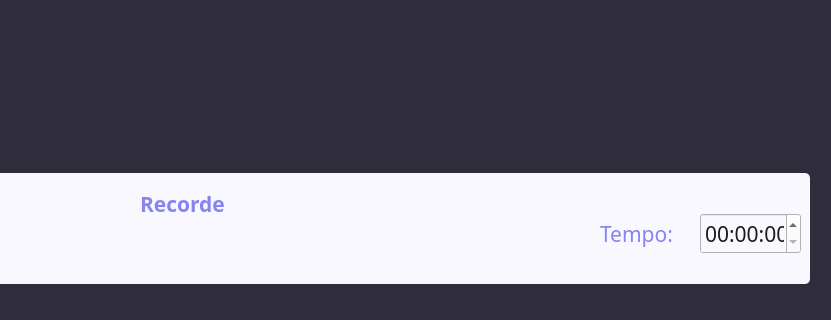
Above: TelaJogo/tela_jogo.ui from mariahelena023/ContaCerta before the change; both pictures show x 420 to 1251 and y 487 to 807 of the 1251 by 807 pixel window. Below: the same form after it.
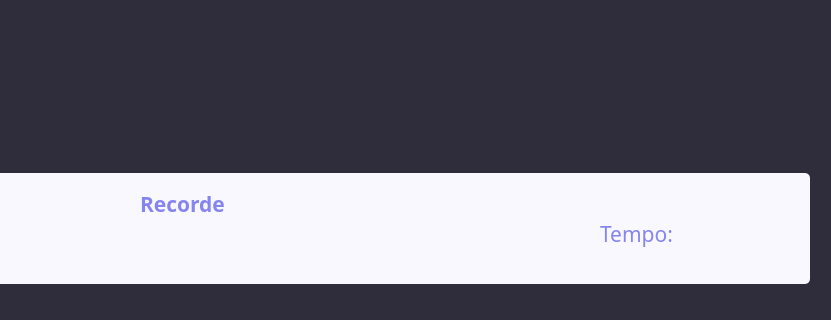
That is the form after the change.

Commit message: back-end tela de jogo

```diff
--- a/TelaJogo/tela_jogo.ui
+++ b/TelaJogo/tela_jogo.ui
@@ -91,7 +91,7 @@
      <string>Recorde</string>
     </property>
    </widget>
-   <widget class="QLabel" name="label_tempo">
+   <widget class="QLabel" name="label_nomeTempo">
     <property name="geometry">
      <rect>
       <x>1020</x>
@@ -147,7 +147,7 @@
    <widget class="QLabel" name="label_recorde">
     <property name="geometry">
      <rect>
-      <x>560</x>
+      <x>550</x>
       <y>710</y>
       <width>131</width>
       <height>41</height>
@@ -307,12 +307,12 @@
      <string>Pause</string>
     </property>
    </widget>
-   <widget class="QTimeEdit" name="timeEdit">
+   <widget class="QLabel" name="label_tempo">
     <property name="geometry">
      <rect>
-      <x>1120</x>
+      <x>1110</x>
       <y>700</y>
-      <width>101</width>
+      <width>111</width>
       <height>41</height>
      </rect>
     </property>
@@ -325,15 +325,14 @@
      </font>
     </property>
     <property name="styleSheet">
-     <string notr="true">background-color: #FAF8FF;
-color: #1A1A1A;</string>
+     <string notr="true">color: #1A1A1A;
+background-color: #FAF8FF;</string>
     </property>
-    <property name="maximumTime">
-     <time>
-      <hour>23</hour>
-      <minute>59</minute>
-      <second>59</second>
-     </time>
+    <property name="text">
+     <string/>
+    </property>
+    <property name="alignment">
+     <set>Qt::AlignCenter</set>
     </property>
    </widget>
   </widget>
```
The commit also changes 3 other files.
